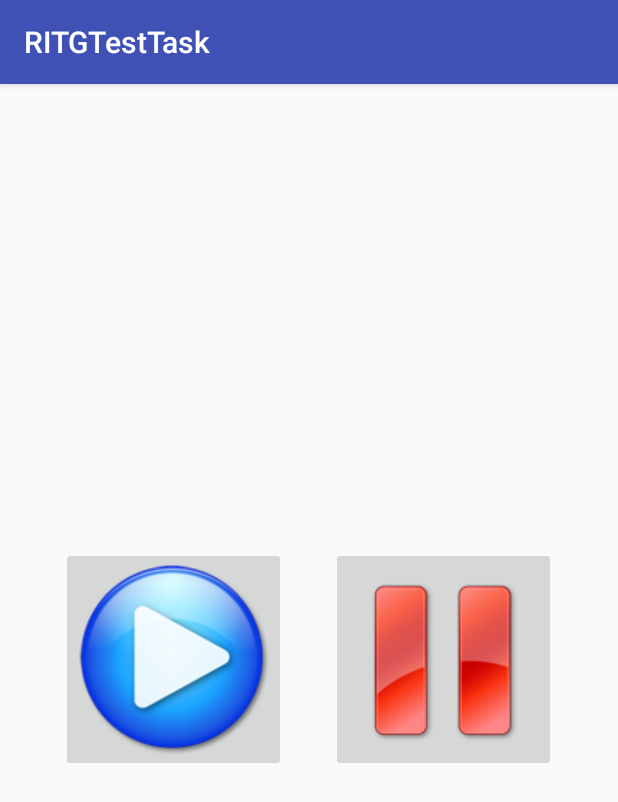
After one commit to Ke4nuReeves/RITGTestTask, an Android app: the fragment MusicFragment shown on its own in the app's theme, on a phone screen of 412 x 824 dp. The commit adds this screen. Shown: the top 802 px of the screen. Run offline under Robolectric (Android 15) with nearby library versions, the phone set to English and light mode, and no system bars; libraries missing offline, so code that uses them is left out: org.springframework.http, org.springframework.web.

Commit message:
Added MusicFragment, his layout and logic

```diff
--- a/app/build.gradle
+++ b/app/build.gradle
@@ -24,14 +24,14 @@ dependencies {
     androidTestCompile('com.android.support.test.espresso:espresso-core:2.2.2', {
         exclude group: 'com.android.support', module: 'support-annotations'
     })
+    //TODO check using of this dep
+    compile group: 'com.fasterxml.jackson.core', name: 'jackson-databind', version: '2.8.7'
     compile 'com.android.support:appcompat-v7:25.3.1'
     compile 'com.android.support.constraint:constraint-layout:1.0.2'
     compile 'com.android.support:support-v4:25.3.1'
     compile 'com.android.support:recyclerview-v7:25.3.1'
+    compile 'org.springframework.android:spring-android-rest-template:2.0.0.M3'
     testCompile 'junit:junit:4.12'
-    compile 'org.springframework.android:spring-android-rest-template:2.0.0.M3'
-    //TODO check using of this dep
-    compile group: 'com.fasterxml.jackson.core', name: 'jackson-databind', version: '2.8.7'
 }
 
 repositories {
--- a/app/src/main/AndroidManifest.xml
+++ b/app/src/main/AndroidManifest.xml
@@ -2,6 +2,8 @@
 <manifest xmlns:android="http://schemas.android.com/apk/res/android"
     package="com.dmitriytitov.ritgtesttask">
     <uses-permission android:name="android.permission.INTERNET" />
+    <uses-permission android:name="android.permission.WRITE_EXTERNAL_STORAGE" />
+    <uses-permission android:name="android.permission.READ_EXTERNAL_STORAGE" />
 
     <application
         android:allowBackup="true"
--- a/app/src/main/java/com/dmitriytitov/ritgtesttask/Constants.java
+++ b/app/src/main/java/com/dmitriytitov/ritgtesttask/Constants.java
@@ -9,5 +9,6 @@ public class Constants {
         private static final String HOST = "http://192.168.238.2:8080/";
 
         public static final String GET_COUNTRY_ITEMS = HOST + "data_controller/get_countries";
+        public static final String GET_MUSIC = HOST + "data_controller/get_music";
     }
 }
--- a/app/src/main/java/com/dmitriytitov/ritgtesttask/MainActivity.java
+++ b/app/src/main/java/com/dmitriytitov/ritgtesttask/MainActivity.java
@@ -9,6 +9,7 @@ import android.os.Bundle;
 
 import com.dmitriytitov.ritgtesttask.data.DataLoader;
 import com.dmitriytitov.ritgtesttask.fragments.DataListFragment;
+import com.dmitriytitov.ritgtesttask.fragments.MusicFragment;
 
 public class MainActivity extends AppCompatActivity{
 
@@ -40,8 +41,7 @@ public class MainActivity extends AppCompatActivity{
                 case 2:
                     return createDataListFragment(DataLoader.RequestType.SQLITE);
                 case 3:
-                    //TODO musicfragment
-                    break;
+                    return new MusicFragment();
                 case 4:
                     //TODO registration fragment
                     break;
@@ -59,7 +59,7 @@ public class MainActivity extends AppCompatActivity{
 
         @Override
         public int getCount() {
-            return 3;
+            return 4;
         }
 
         //TODO change text to images
--- /dev/null
+++ b/app/src/main/res/layout/fragment_music.xml
@@ -0,0 +1,26 @@
+<LinearLayout xmlns:android="http://schemas.android.com/apk/res/android"
+    xmlns:tools="http://schemas.android.com/tools"
+    android:layout_width="match_parent"
+    android:layout_height="match_parent"
+    android:gravity="center"
+    tools:context="com.dmitriytitov.ritgtesttask.fragments.MusicFragment">
+
+    <ImageButton
+        android:id="@+id/play_button"
+        android:layout_width="150dp"
+        android:layout_height="150dp"
+        android:src="@drawable/play_ic_128"
+        android:contentDescription=""
+        />
+
+    <ImageButton
+        android:id="@+id/pause_button"
+        android:layout_width="150dp"
+        android:layout_height="150dp"
+        android:layout_marginLeft="30dp"
+        android:layout_marginStart="30dp"
+        android:src="@drawable/pause_ic_128"
+        android:contentDescription=""
+        />
+
+</LinearLayout>
--- a/app/src/main/res/values/strings.xml
+++ b/app/src/main/res/values/strings.xml
@@ -9,4 +9,6 @@
     <string name="id_column">Id</string>
     <string name="country_column">Country</string>
     <string name="capital_column">Capital</string>
+    <string name="play_desc">play_button</string>
+    <string name="pause_desc">pause_button</string>
 </resources>
```
Also changed, not shown: app/src/main/java/com/dmitriytitov/ritgtesttask/data/DataLoader.java (+30 -13 lines), app/src/main/java/com/dmitriytitov/ritgtesttask/fragments/MusicFragment.java (added, +165 -0 lines), app/src/main/res/drawable/pause_ic_128.png (added), app/src/main/res/drawable/play_ic_128.png (added).
